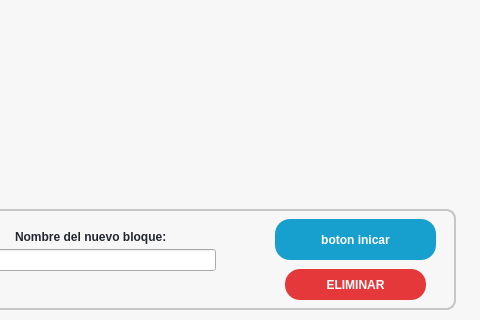
Before: the Qt Designer form interfaz.ui in Pobduard/proyectoProgra2Python, drawn with Qt 5; both pictures show x 335 to 815 and y 221 to 541 of the 815 by 541 pixel window.
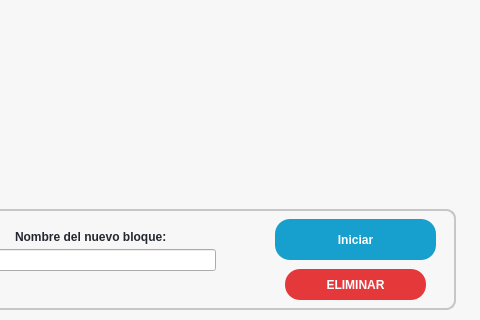
After: the same form once the commit is applied.

Diff of the .ui file:
```diff
--- a/interfaz.ui
+++ b/interfaz.ui
@@ -490,7 +490,7 @@
 }</string>
     </property>
     <property name="text">
-     <string>boton inicar</string>
+     <string>Iniciar</string>
     </property>
    </widget>
    <widget class="QFrame" name="FrameDelApartadoEjecutar">
```
Left out of the diff: 58 changed lines with no effect on the pictures.
